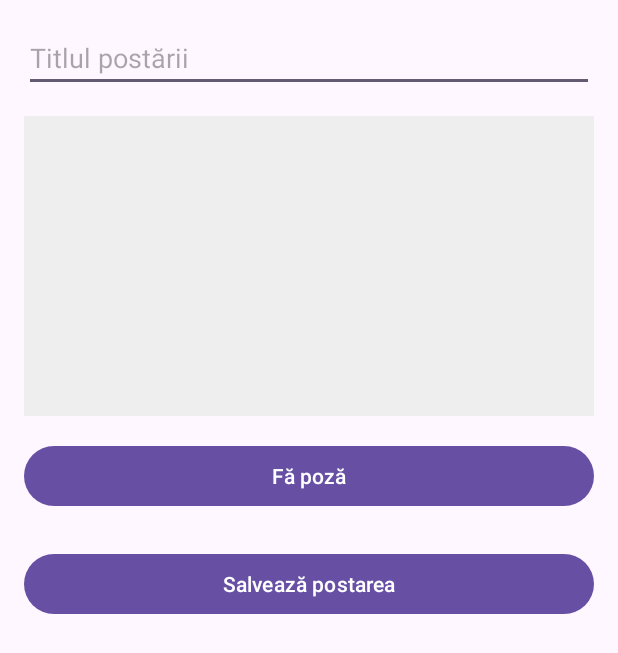
After one commit to c-madalin/MarketPlace, an Android app: the fragment AddPostFragment shown on its own in the app's theme, on a phone screen of 412 x 824 dp. The commit adds this screen. Shown: the top 653 px of the screen. Run offline under Robolectric (Android 15) with nearby library versions, the phone set to English and light mode, and no system bars.

Commit message:
Posts working,
now you can upload post , and text

```diff
--- /dev/null
+++ b/app/src/main/java/com/example/reuseit/PostFragments/AddPostFragment.kt
@@ -0,0 +1,115 @@
+package com.example.reuseit.PostFragments
+
+import android.app.Activity
+import android.content.Intent
+import android.graphics.Bitmap
+import android.net.Uri
+import android.os.Bundle
+import android.os.Environment
+import android.provider.MediaStore
+import androidx.fragment.app.Fragment
+import android.view.LayoutInflater
+import android.view.View
+import android.view.ViewGroup
+import android.widget.Button
+import android.widget.EditText
+import android.widget.ImageView
+import androidx.core.content.FileProvider
+import androidx.navigation.fragment.findNavController
+import com.example.reuseit.Application.Database.Entity.PostEntity
+import com.example.reuseit.Application.Global.CurrentUser
+import com.example.reuseit.DatabaseInstance
+import com.example.reuseit.R
+import kotlinx.coroutines.CoroutineScope
+import kotlinx.coroutines.Dispatchers
+import kotlinx.coroutines.launch
+import java.io.File
+import java.io.IOException
+import java.text.SimpleDateFormat
+import java.util.*
+
+class AddPostFragment : Fragment() {
+
+    private lateinit var imagePreview: ImageView
+    private lateinit var etTitle: EditText
+    private lateinit var photoFile: File
+    private var imagePath: String? = null
+
+    companion object {
+        private const val REQUEST_IMAGE_CAPTURE = 1
+    }
+
+    override fun onCreateView(
+        inflater: LayoutInflater, container: ViewGroup?,
+        savedInstanceState: Bundle?
+    ): View? {
+        return inflater.inflate(R.layout.fragment_add_post, container, false)
+    }
+
+    override fun onViewCreated(view: View, savedInstanceState: Bundle?) {
+        super.onViewCreated(view, savedInstanceState)
+
+        imagePreview = view.findViewById(R.id.imagePreview)
+        etTitle = view.findViewById(R.id.etTitle)
+
+        val btnTakePicture = view.findViewById<Button>(R.id.btnTakePicture)
+        val btnSavePost = view.findViewById<Button>(R.id.btnSavePost)
+
+        btnTakePicture.setOnClickListener {
+            dispatchTakePictureIntent()
+        }
+
+        btnSavePost.setOnClickListener {
+            val title = etTitle.text.toString()
+            if (title.isBlank()) return@setOnClickListener
+
+            val post = PostEntity(
+                userId = CurrentUser.Data.UserID,
+                userName = "${CurrentUser.Data.FirstName} ${CurrentUser.Data.LastName}",
+                title = title,
+                imagePath = imagePath ?: ""  // ← dacă nu ai poză, salvează șir gol
+            )
+
+
+            CoroutineScope(Dispatchers.IO).launch {
+                DatabaseInstance.Access.postDAO().insert(post)
+            }
+
+            findNavController().popBackStack() // Înapoi la ApplicationFragment
+        }
+    }
+
+    private fun dispatchTakePictureIntent() {
+        val intent = Intent(MediaStore.ACTION_IMAGE_CAPTURE)
+        if (intent.resolveActivity(requireActivity().packageManager) != null) {
+            try {
+                photoFile = createImageFile()
+                val photoURI: Uri = FileProvider.getUriForFile(
+                    requireContext(),
+                    "${requireActivity().packageName}.fileprovider",
+                    photoFile
+                )
+                intent.putExtra(MediaStore.EXTRA_OUTPUT, photoURI)
+                startActivityForResult(intent, REQUEST_IMAGE_CAPTURE)
+            } catch (ex: IOException) {
+                ex.printStackTrace()
+            }
+        }
+    }
+
+    private fun createImageFile(): File {
+        val timeStamp: String = SimpleDateFormat("yyyyMMdd_HHmmss", Locale.getDefault()).format(Date())
+        val storageDir: File = requireContext().getExternalFilesDir(Environment.DIRECTORY_PICTURES)!!
+        return File.createTempFile("JPEG_${timeStamp}_", ".jpg", storageDir).apply {
+            imagePath = absolutePath
+        }
+    }
+
+    override fun onActivityResult(requestCode: Int, resultCode: Int, data: Intent?) {
+        super.onActivityResult(requestCode, resultCode, data)
+        if (requestCode == REQUEST_IMAGE_CAPTURE && resultCode == Activity.RESULT_OK) {
+            val bitmap = MediaStore.Images.Media.getBitmap(requireActivity().contentResolver, Uri.fromFile(photoFile))
+            imagePreview.setImageBitmap(bitmap)
+        }
+    }
+}
--- /dev/null
+++ b/app/src/main/res/layout/fragment_add_post.xml
@@ -0,0 +1,41 @@
+<?xml version="1.0" encoding="utf-8"?>
+<ScrollView xmlns:android="http://schemas.android.com/apk/res/android"
+    android:layout_width="match_parent"
+    android:layout_height="match_parent"
+    android:padding="16dp">
+
+    <LinearLayout
+        android:orientation="vertical"
+        android:layout_width="match_parent"
+        android:layout_height="wrap_content">
+
+        <EditText
+            android:id="@+id/etTitle"
+            android:hint="Titlul postării"
+            android:layout_width="match_parent"
+            android:layout_height="wrap_content"
+            android:inputType="text"
+            android:layout_marginBottom="16dp"/>
+
+        <ImageView
+            android:id="@+id/imagePreview"
+            android:layout_width="match_parent"
+            android:layout_height="200dp"
+            android:scaleType="centerCrop"
+            android:background="#EEE"
+            android:layout_marginBottom="16dp"/>
+
+        <Button
+            android:id="@+id/btnTakePicture"
+            android:text="Fă poză"
+            android:layout_width="match_parent"
+            android:layout_height="wrap_content"/>
+
+        <Button
+            android:id="@+id/btnSavePost"
+            android:text="Salvează postarea"
+            android:layout_width="match_parent"
+            android:layout_height="wrap_content"
+            android:layout_marginTop="24dp"/>
+    </LinearLayout>
+</ScrollView>
--- a/app/src/main/res/layout/item_post.xml
+++ b/app/src/main/res/layout/item_post.xml
@@ -42,7 +42,9 @@
             android:layout_width="match_parent"
             android:layout_height="200dp"
             android:scaleType="centerCrop"
-            android:layout_marginTop="8dp" />
+            android:layout_marginTop="8dp"
+            android:visibility="gone" />
+
 
     </LinearLayout>
 </androidx.cardview.widget.CardView>
--- /dev/null
+++ b/app/src/main/res/xml/file_paths.xml
@@ -0,0 +1,6 @@
+<?xml version="1.0" encoding="utf-8"?>
+<paths xmlns:android="http://schemas.android.com/apk/res/android">
+    <external-files-path
+        name="my_images"
+        path="Pictures" />
+</paths>
```
Also changed, not shown: app/src/main/AndroidManifest.xml (+13 -1 lines), app/src/main/java/com/example/reuseit/Adapters/PostAdapter.kt (+10 -2 lines), app/src/main/res/navigation/application_graph.xml (+10 -10 lines).
